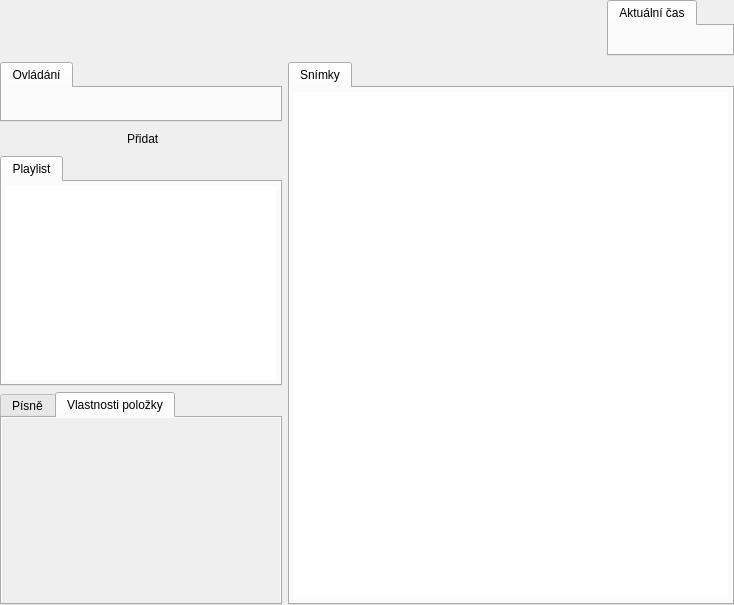
Qt form src/gui/mainwindow_presentationmode.ui (CZDanol/StrawLumen) before a commit.
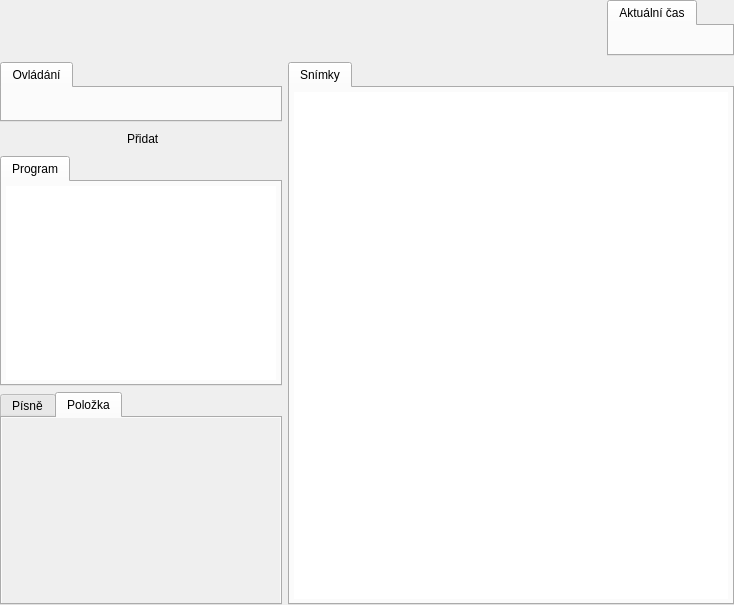
The same form after that commit. Icons and pictures are not drawn.

Diff of the .ui file:
```diff
--- a/src/gui/mainwindow_presentationmode.ui
+++ b/src/gui/mainwindow_presentationmode.ui
@@ -322,7 +322,7 @@
             <normaloff>:/icons/16/Video Playlist_16px.png</normaloff>:/icons/16/Video Playlist_16px.png</iconset>
           </attribute>
           <attribute name="title">
-           <string>Playlist</string>
+           <string>Program</string>
           </attribute>
           <layout class="QVBoxLayout" name="verticalLayout_2">
            <property name="leftMargin">
@@ -402,7 +402,7 @@
             <normaloff>:/icons/16/New Property_16px.png</normaloff>:/icons/16/New Property_16px.png</iconset>
           </attribute>
           <attribute name="title">
-           <string>Vlastnosti položky</string>
+           <string>Položka</string>
           </attribute>
           <layout class="QVBoxLayout" name="verticalLayout_8">
            <property name="leftMargin">
```
Left out of the diff: 4 changed lines with no effect on the pictures.
